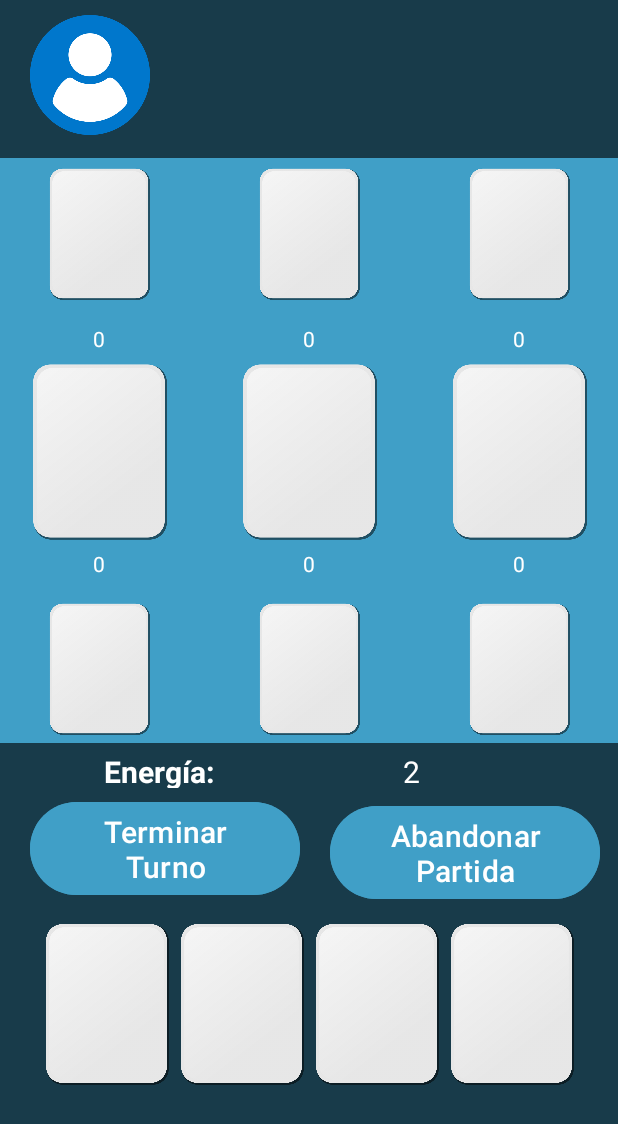
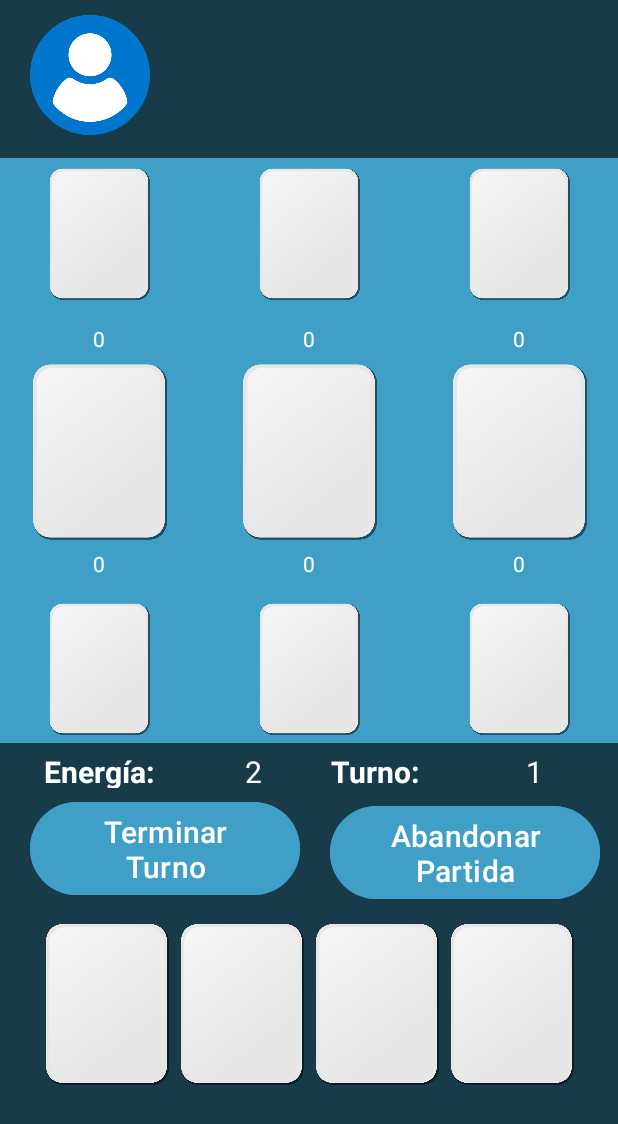
Before and after one commit to JEnriqueF/MBAPPES_FEI_TACTICS, an Android app: the Partida screen opened directly, with no data from a screen before it, on a phone screen of 412 x 824 dp. Shown: the top 1124 px of the screen. Run offline under Robolectric (Android 15) with nearby library versions, the phone set to English and light mode, and no system bars; our stand-ins replace data binding; 10 statements that could not run were skipped.

Commit message:
Actualización de Partida
se agregó el campo de texto donde se muestra el número de turno en el que se está jugando y su funcionalidad sin errores

```diff
--- a/MbappesFEITactics/MbappesFEITactics/app/src/main/java/com/mbappesfeitactics/Vista/Partida.java
+++ b/MbappesFEITactics/MbappesFEITactics/app/src/main/java/com/mbappesfeitactics/Vista/Partida.java
@@ -132,6 +132,8 @@ public class Partida extends AppCompatActivity {
         }
 
         binding.lbNumeroEnergia.setText(String.valueOf(turno+1));
+
+        binding.lbNumTurno.setText(String.valueOf(turno));
 
 
         cargarAdversario();
@@ -575,6 +577,7 @@ public class Partida extends AppCompatActivity {
                         jugarTurno(partidaRequest);
                     }
                     turno++;
+                    binding.lbNumTurno.setText(String.valueOf(turno));
                     habilitarTurno();
                 } else if (respuestaPartida.getRespuesta() != null && (respuestaPartida.getRespuesta().equals("Juego terminado") || respuestaPartida.getRespuesta().equals("Jugador no encontrado en la partida")) && turno == 4) {
                     Log.d("IF 3", "");
--- a/MbappesFEITactics/MbappesFEITactics/app/src/main/res/layout/activity_partida.xml
+++ b/MbappesFEITactics/MbappesFEITactics/app/src/main/res/layout/activity_partida.xml
@@ -201,7 +201,7 @@
 
             <TextView
                 android:id="@+id/lbEnergia"
-                android:layout_width="200dp"
+                android:layout_width="120dp"
                 android:layout_height="wrap_content"
                 android:layout_marginStart="8dp"
                 android:text="Energía: "
@@ -214,6 +214,31 @@
 
             <TextView
                 android:id="@+id/lbNumeroEnergia"
+                android:layout_width="50dp"
+                android:layout_height="wrap_content"
+                android:layout_marginStart="8dp"
+                android:text="5"
+                android:textColor="@color/white"
+                android:layout_marginTop="5dp"
+                android:layout_marginEnd="8dp"
+                android:textAlignment="center"
+                android:textSize="20sp" />
+
+            <TextView
+                android:id="@+id/lbTurno"
+                android:layout_width="80dp"
+                android:layout_height="wrap_content"
+                android:layout_marginStart="8dp"
+                android:text="Turno:"
+                android:textStyle="bold"
+                android:textColor="@color/white"
+                android:layout_marginTop="5dp"
+                android:layout_marginEnd="8dp"
+                android:textAlignment="center"
+                android:textSize="20sp" />
+
+            <TextView
+                android:id="@+id/lbNumTurno"
                 android:layout_width="100dp"
                 android:layout_height="wrap_content"
                 android:layout_marginStart="8dp"
```
